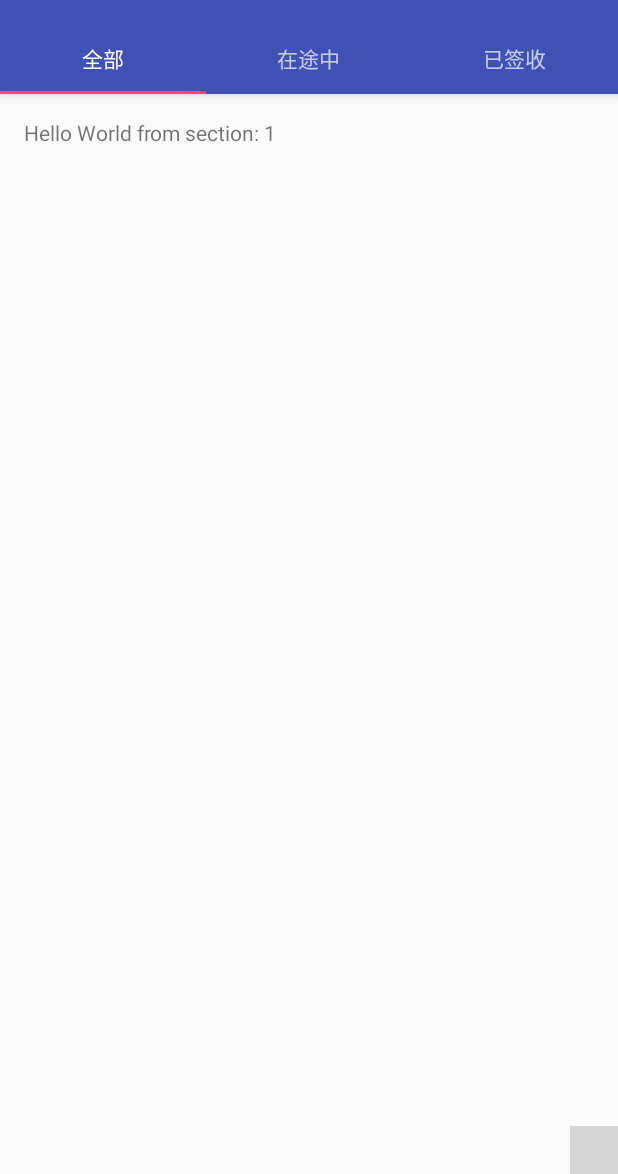
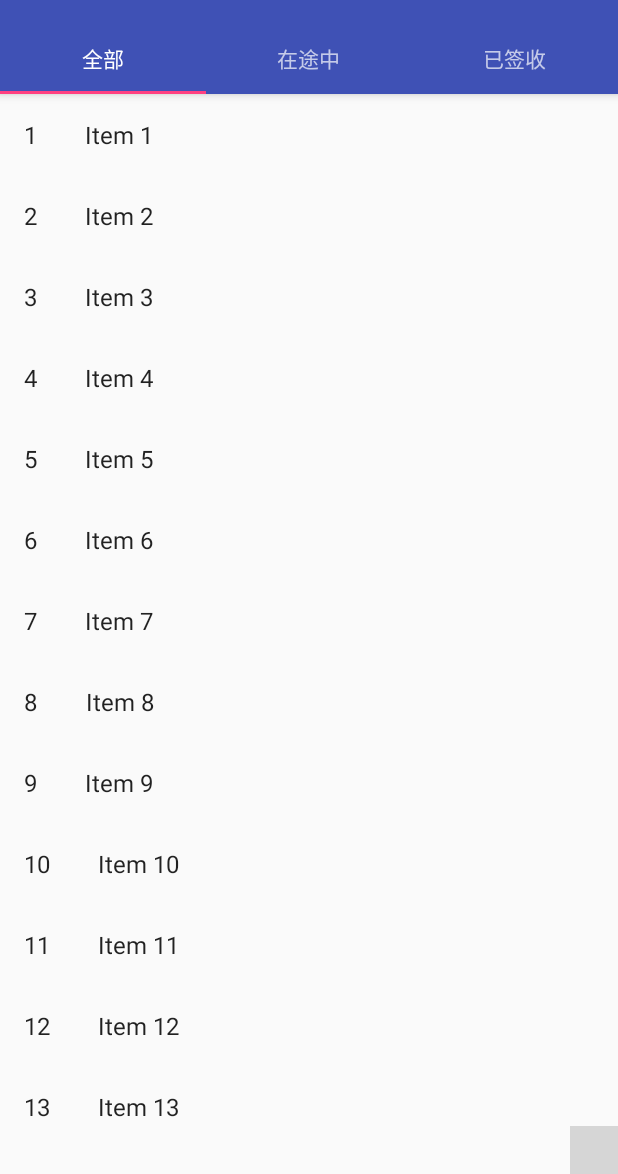
Before and after one commit to enihsyou/PackageTracker, an Android app: the screen it shows after launch (MainActivity), on a phone screen of 412 x 824 dp, the part 62-1236 px from its top. Run offline under Robolectric (Android 15) with nearby library versions, the light colour scheme and no system bars; libraries missing offline, so code that uses them is left out: io.github.yavski.fabspeeddial; plain views replace FabSpeedDial; 2 statements that could not run were skipped; grey boxes are pictures that could not be loaded.

Commit message:
预添加 所有跟踪中包裹信息显示列表

```diff
--- a/app/build.gradle
+++ b/app/build.gradle
@@ -36,7 +36,8 @@
     compile 'com.google.code.gson:gson:2.8.0'
     compile 'com.squareup.okhttp3:okhttp:3.5.0'
     compile 'io.github.yavski:fab-speed-dial:1.0.6'
-    testCompile 'junit:junit:4.12'
     compile 'jp.wasabeef:recyclerview-animators:2.2.5'
     compile 'com.getkeepsafe.taptargetview:taptargetview:1.6.0'
+    compile 'com.android.support:recyclerview-v7:25.0.1'
+    testCompile 'junit:junit:4.12'
 }
--- a/app/src/main/java/com/enihsyou/shane/packagetracker/MainActivity.java
+++ b/app/src/main/java/com/enihsyou/shane/packagetracker/MainActivity.java
@@ -15,11 +15,13 @@
 import android.support.v7.widget.Toolbar;
 import android.view.Menu;
 import android.view.MenuItem;
+import com.enihsyou.shane.packagetracker.dummy.DummyContent;
 import io.github.yavski.fabspeeddial.FabSpeedDial;
 import io.github.yavski.fabspeeddial.SimpleMenuListenerAdapter;
 
 public class MainActivity extends AppCompatActivity
-        implements NavigationView.OnNavigationItemSelectedListener {
+        implements NavigationView.OnNavigationItemSelectedListener,
+        PackageTrafficsFragment.OnListFragmentInteractionListener {
 
     private Toolbar mToolbar;
     private FabSpeedDial mFab;
@@ -122,4 +124,9 @@
         mDrawer.closeDrawer(GravityCompat.START);
         return true;
     }
+
+    @Override
+    public void onListFragmentInteraction(DummyContent.DummyItem item) {
+
+    }
 }
--- /dev/null
+++ b/app/src/main/java/com/enihsyou/shane/packagetracker/PackageTrafficsFragment.java
@@ -0,0 +1,98 @@
+package com.enihsyou.shane.packagetracker;
+
+import android.content.Context;
+import android.os.Bundle;
+import android.support.v4.app.Fragment;
+import android.support.v7.widget.LinearLayoutManager;
+import android.support.v7.widget.RecyclerView;
+import android.view.LayoutInflater;
+import android.view.View;
+import android.view.ViewGroup;
+import com.enihsyou.shane.packagetracker.dummy.DummyContent;
+import com.enihsyou.shane.packagetracker.dummy.DummyContent.DummyItem;
+
+/**
+ * 展示所有跟踪中的包裹的列表
+ * <p/>
+ * 包含这个fragment的Activity必须实现{@link OnListFragmentInteractionListener}接口
+ */
+public class PackageTrafficsFragment extends Fragment {
+    private OnListFragmentInteractionListener mListener;
+
+    /**
+     * Mandatory empty constructor for the fragment manager to instantiate the
+     * fragment (e.g. upon screen orientation changes).
+     */
+    public PackageTrafficsFragment() {
+    }
+
+    // TODO: Customize parameter initialization
+    @SuppressWarnings("unused")
+    public static PackageTrafficsFragment newInstance() {
+        PackageTrafficsFragment fragment = new PackageTrafficsFragment();
+        Bundle args = new Bundle();
+
+        fragment.setArguments(args);
+        return fragment;
+    }
+
+    @Override
+    public void onCreate(Bundle savedInstanceState) {
+        super.onCreate(savedInstanceState);
+
+        if (getArguments() != null) {
+
+        }
+    }
+
+    @Override
+    public View onCreateView(LayoutInflater inflater, ViewGroup container,
+            Bundle savedInstanceState) {
+        View view = inflater.inflate(R.layout.fragment_packagetraffics_list, container, false);
+
+        // Set the adapter
+        if (view instanceof RecyclerView) {
+            Context context = view.getContext();
+            RecyclerView recyclerView = (RecyclerView) view;
+
+            recyclerView.setLayoutManager(new LinearLayoutManager(context));
+
+            recyclerView.setAdapter(new PackageTrafficsRecyclerViewAdapter(DummyContent.ITEMS,
+                    mListener));
+        }
+        return view;
+    }
+
+
+    @Override
+    public void onAttach(Context context) {
+        super.onAttach(context);
+        if (context instanceof OnListFragmentInteractionListener) {
+            mListener = (OnListFragmentInteractionListener) context;
+        } else {
+            throw new RuntimeException(context.toString()
+                    + " must implement OnListFragmentInteractionListener");
+        }
+    }
+
+    @Override
+    public void onDetach() {
+        super.onDetach();
+        mListener = null;
+    }
+
+    /**
+     * This interface must be implemented by activities that contain this
+     * fragment to allow an interaction in this fragment to be communicated
+     * to the activity and potentially other fragments contained in that
+     * activity.
+     * <p/>
+     * See the Android Training lesson <a href=
+     * "http://developer.android.com/training/basics/fragments/communicating.html"
+     * >Communicating with Other Fragments</a> for more information.
+     */
+    public interface OnListFragmentInteractionListener {
+        // TODO: Update argument type and name
+        void onListFragmentInteraction(DummyItem item);
+    }
+}
--- /dev/null
+++ b/app/src/main/java/com/enihsyou/shane/packagetracker/PackageTrafficsRecyclerViewAdapter.java
@@ -0,0 +1,79 @@
+package com.enihsyou.shane.packagetracker;
+
+import android.support.v7.widget.RecyclerView;
+import android.view.LayoutInflater;
+import android.view.View;
+import android.view.ViewGroup;
+import android.widget.TextView;
+
+import com.enihsyou.shane.packagetracker.PackageTrafficsFragment.OnListFragmentInteractionListener;
+import com.enihsyou.shane.packagetracker.dummy.DummyContent.DummyItem;
+
+import java.util.List;
+
+/**
+ * {@link RecyclerView.Adapter} that can display a {@link DummyItem} and makes a call to the
+ * specified {@link OnListFragmentInteractionListener}.
+ * TODO: Replace the implementation with code for your data type.
+ */
+public class PackageTrafficsRecyclerViewAdapter
+        extends RecyclerView.Adapter<PackageTrafficsRecyclerViewAdapter.ViewHolder> {
+
+    private final List<DummyItem> mValues;
+    private final OnListFragmentInteractionListener mListener;
+
+    public PackageTrafficsRecyclerViewAdapter(List<DummyItem> items,
+            OnListFragmentInteractionListener listener) {
+        mValues = items;
+        mListener = listener;
+    }
+
+    @Override
+    public ViewHolder onCreateViewHolder(ViewGroup parent, int viewType) {
+        View view = LayoutInflater.from(parent.getContext())
+                .inflate(R.layout.fragment_packagetraffics, parent, false);
+        return new ViewHolder(view);
+    }
+
+    @Override
+    public void onBindViewHolder(final ViewHolder holder, int position) {
+        holder.mItem = mValues.get(position);
+        holder.mIdView.setText(mValues.get(position).id);
+        holder.mContentView.setText(mValues.get(position).content);
+
+        holder.mView.setOnClickListener(new View.OnClickListener() {
+            @Override
+            public void onClick(View v) {
+                if (null != mListener) {
+                    // Notify the active callbacks interface (the activity, if the
+                    // fragment is attached to one) that an item has been selected.
+                    mListener.onListFragmentInteraction(holder.mItem);
+                }
+            }
+        });
+    }
+
+    @Override
+    public int getItemCount() {
+        return mValues.size();
+    }
+
+    public class ViewHolder extends RecyclerView.ViewHolder {
+        public final View mView;
+        public final TextView mIdView;
+        public final TextView mContentView;
+        public DummyItem mItem;
+
+        public ViewHolder(View view) {
+            super(view);
+            mView = view;
+            mIdView = (TextView) view.findViewById(R.id.id);
+            mContentView = (TextView) view.findViewById(R.id.content);
+        }
+
+        @Override
+        public String toString() {
+            return super.toString() + " '" + mContentView.getText() + "'";
+        }
+    }
+}
--- a/app/src/main/java/com/enihsyou/shane/packagetracker/SectionsPagerAdapter.java
+++ b/app/src/main/java/com/enihsyou/shane/packagetracker/SectionsPagerAdapter.java
@@ -19,6 +19,7 @@
     public Fragment getItem(int position) {
         // getItem is called to instantiate the fragment for the given page.
         // Return a PlaceholderFragment (defined as a static inner class below).
+        if (position == 0) return PackageTrafficsFragment.newInstance();
         return PlaceholderFragment.newInstance(position + 1);
     }
 
--- /dev/null
+++ b/app/src/main/java/com/enihsyou/shane/packagetracker/dummy/DummyContent.java
@@ -0,0 +1,72 @@
+package com.enihsyou.shane.packagetracker.dummy;
+
+import java.util.ArrayList;
+import java.util.HashMap;
+import java.util.List;
+import java.util.Map;
+
+/**
+ * Helper class for providing sample content for user interfaces created by
+ * Android template wizards.
+ * <p>
+ * TODO: Replace all uses of this class before publishing your app.
+ */
+public class DummyContent {
+
+    /**
+     * An array of sample (dummy) items.
+     */
+    public static final List<DummyItem> ITEMS = new ArrayList<DummyItem>();
+
+    /**
+     * A map of sample (dummy) items, by ID.
+     */
+    public static final Map<String, DummyItem> ITEM_MAP = new HashMap<String, DummyItem>();
+
+    private static final int COUNT = 25;
+
+    static {
+        // Add some sample items.
+        for (int i = 1; i <= COUNT; i++) {
+            addItem(createDummyItem(i));
+        }
+    }
+
+    private static void addItem(DummyItem item) {
+        ITEMS.add(item);
+        ITEM_MAP.put(item.id, item);
+    }
+
+    private static DummyItem createDummyItem(int position) {
+        return new DummyItem(String.valueOf(position), "Item " + position, makeDetails(position));
+    }
+
+    private static String makeDetails(int position) {
+        StringBuilder builder = new StringBuilder();
+        builder.append("Details about Item: ").append(position);
+        for (int i = 0; i < position; i++) {
+            builder.append("\nMore details information here.");
+        }
+        return builder.toString();
+    }
+
+    /**
+     * A dummy item representing a piece of content.
+     */
+    public static class DummyItem {
+        public final String id;
+        public final String content;
+        public final String details;
+
+        public DummyItem(String id, String content, String details) {
+            this.id = id;
+            this.content = content;
+            this.details = details;
+        }
+
+        @Override
+        public String toString() {
+            return content;
+        }
+    }
+}
--- /dev/null
+++ b/app/src/main/res/layout/fragment_packagetraffics.xml
@@ -0,0 +1,20 @@
+<?xml version="1.0" encoding="utf-8"?>
+<LinearLayout xmlns:android="http://schemas.android.com/apk/res/android"
+    android:layout_width="wrap_content"
+    android:layout_height="wrap_content"
+    android:orientation="horizontal">
+
+    <TextView
+        android:id="@+id/id"
+        android:layout_width="wrap_content"
+        android:layout_height="wrap_content"
+        android:layout_margin="@dimen/text_margin"
+        android:textAppearance="?attr/textAppearanceListItem" />
+
+    <TextView
+        android:id="@+id/content"
+        android:layout_width="wrap_content"
+        android:layout_height="wrap_content"
+        android:layout_margin="@dimen/text_margin"
+        android:textAppearance="?attr/textAppearanceListItem" />
+</LinearLayout>
--- /dev/null
+++ b/app/src/main/res/layout/fragment_packagetraffics_list.xml
@@ -0,0 +1,13 @@
+<?xml version="1.0" encoding="utf-8"?>
+<android.support.v7.widget.RecyclerView xmlns:android="http://schemas.android.com/apk/res/android"
+    xmlns:app="http://schemas.android.com/apk/res-auto"
+    xmlns:tools="http://schemas.android.com/tools"
+    android:id="@+id/list"
+    android:name="com.enihsyou.shane.packagetracker.PackageTrafficsFragment"
+    android:layout_width="match_parent"
+    android:layout_height="match_parent"
+    android:layout_marginLeft="16dp"
+    android:layout_marginRight="16dp"
+    app:layoutManager="LinearLayoutManager"
+    tools:context="com.enihsyou.shane.packagetracker.PackageTrafficsFragment"
+    tools:listitem="@layout/fragment_packagetraffics" />
--- a/app/src/main/res/values/colors.xml
+++ b/app/src/main/res/values/colors.xml
@@ -3,4 +3,5 @@
     <color name="colorPrimary">#3F51B5</color>
     <color name="colorPrimaryDark">#303F9F</color>
     <color name="colorAccent">#FF4081</color>
+    <color name="textColorError">#F00</color>
 </resources>
--- a/app/src/main/res/values/strings.xml
+++ b/app/src/main/res/values/strings.xml
@@ -168,4 +168,5 @@
 </string>
     <string name="title_activity_package_state">PackageStateActivity</string>
     <string name="section_format">Hello World from section: %1$d</string><string name="buy_buy_buy">BUY! BUY! BUY!</string><string name="package_number">Package number</string><string name="button_take_picture">Take Picture</string><string name="button_conform">Conform</string><string name="title_activity_add_new">Add New Package Activity</string><string name="title_activity_send_new">Send New Package Activity</string><string name="company_logo">company logo</string><string name="separator">separator</string>
+    <string name="wrong_package_number">Invalid package number</string>
 </resources>
--- a/app/src/main/res/values/styles.xml
+++ b/app/src/main/res/values/styles.xml
@@ -6,6 +6,7 @@
         <item name="colorPrimary">@color/colorPrimary</item>
         <item name="colorPrimaryDark">@color/colorPrimaryDark</item>
         <item name="colorAccent">@color/colorAccent</item>
+        <item name="textColorError">@color/textColorError</item>
     </style>
     <style name="AppTheme.NoActionBar">
         <item name="windowActionBar">false</item>
```
Also changed, not shown: app/src/main/java/com/enihsyou/shane/packagetracker/AddNewPackageActivity.java (+23 -11 lines), app/src/main/java/com/enihsyou/shane/packagetracker/Packages.java (added, +32 -0 lines), app/src/main/res/layout/activity_add_new_package.xml (+21 -17 lines), 1 other file.
